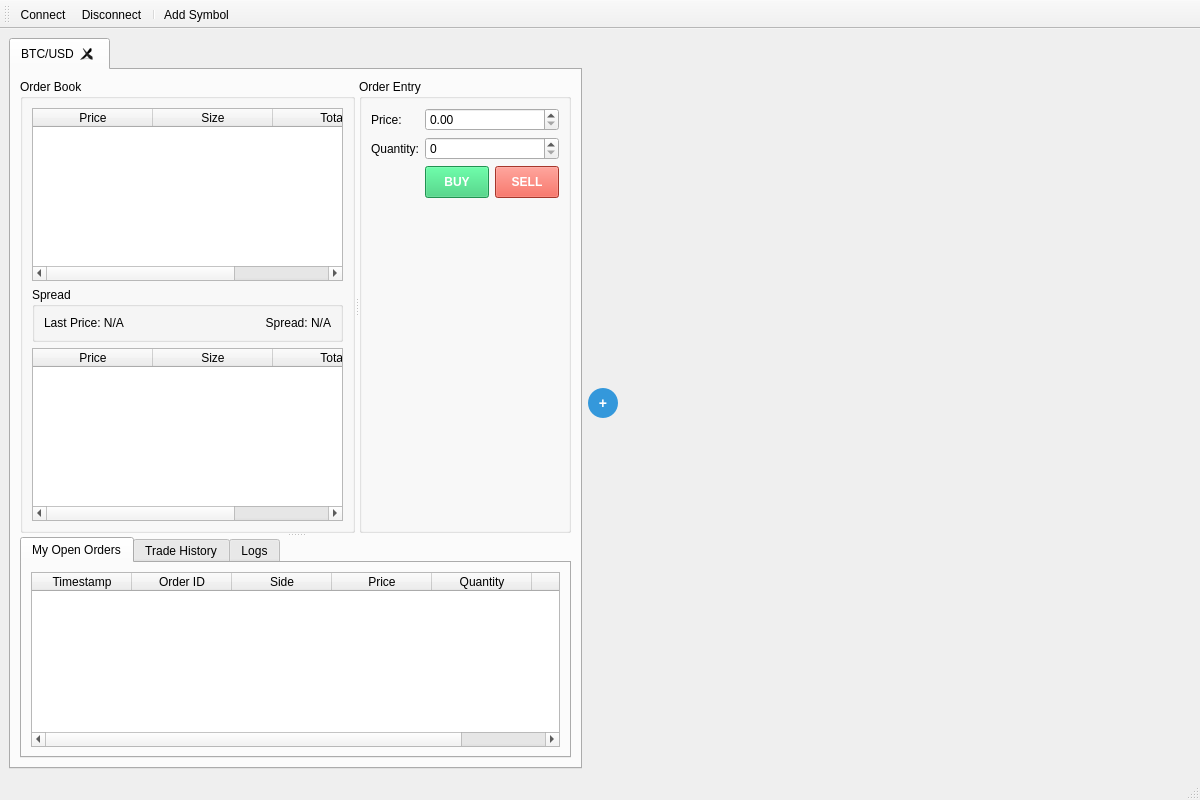
This is gui/src/mainwindow.ui in ishmaelaqsar/matching-engine as Qt 5 draws it before an edit. The edited form follows.
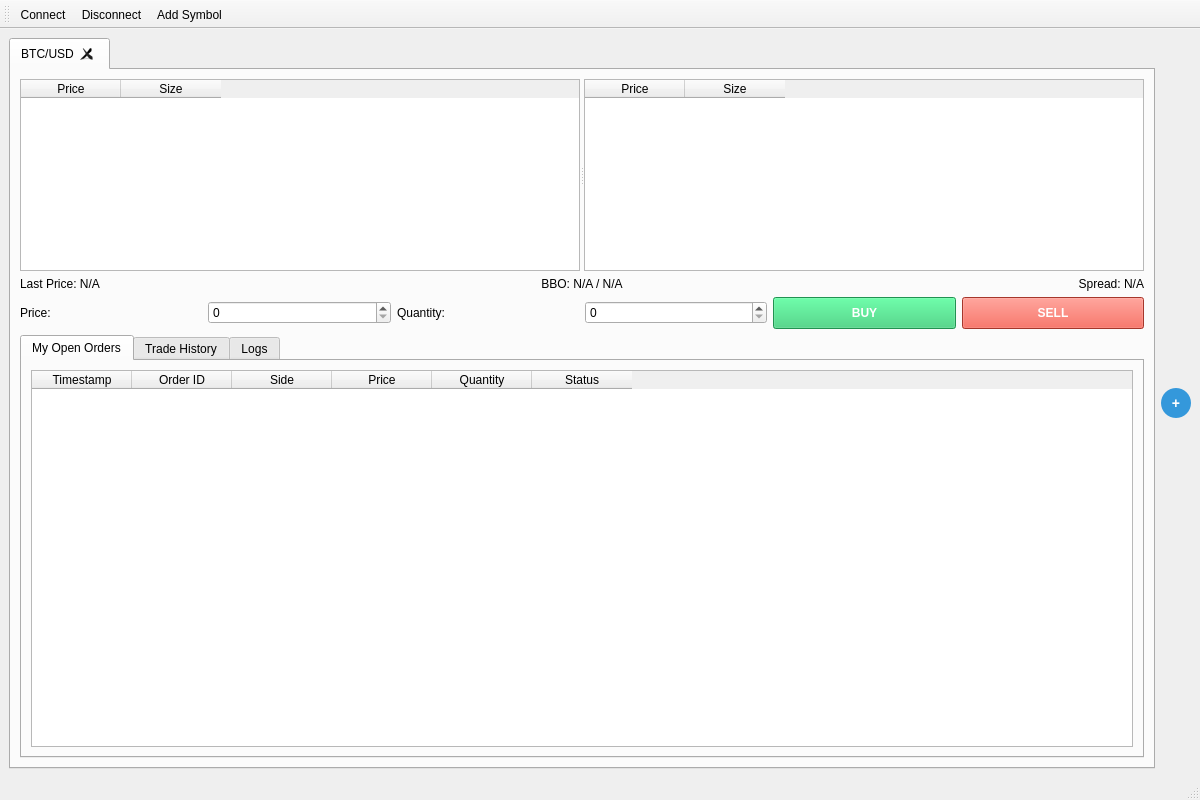
This is the edited form.

Diff of the .ui file:
```diff
--- a/gui/src/mainwindow.ui
+++ b/gui/src/mainwindow.ui
@@ -14,8 +14,6 @@
             <string>Trading Terminal</string>
         </property>
         <widget class="QWidget" name="centralwidget">
-            <layout class="QHBoxLayout" name="horizontalLayout">
-                <item>
                     <layout class="QVBoxLayout" name="mainVerticalLayout">
                         <item>
                             <layout class="QHBoxLayout" name="tabControlLayout">
@@ -36,27 +34,31 @@
                                             </attribute>
                                             <layout class="QVBoxLayout" name="verticalLayout_2">
                                                 <item>
-                                                    <widget class="QSplitter" name="mainSplitter">
-                                                        <property name="orientation">
-                                                            <enum>Qt::Vertical</enum>
-                                                        </property>
-                                                        <widget class="QSplitter" name="topSplitter">
+                                            <widget class="QSplitter" name="orderBookSplitter">
                                                             <property name="orientation">
                                                                 <enum>Qt::Horizontal</enum>
                                                             </property>
-                                                            <widget class="QGroupBox" name="orderBookGroup">
-                                                                <property name="title">
-                                                                    <string>Order Book</string>
-                                                                </property>
-                                                                <layout class="QVBoxLayout" name="verticalLayout">
-                                                                    <item>
+                                                <!-- Bids Table -->
+                                                <widget class="QTableWidget" name="bidsTable">
+                                                    <property name="styleSheet">
+                                                        <string notr="true">QTableWidget { color: #2ecc71; }</string>
+                                                    </property>
+                                                    <column>
+                                                        <property name="text">
+                                                            <string>Price</string>
+                                                        </property>
+                                                    </column>
+                                                    <column>
+                                                        <property name="text">
+                                                            <string>Size</string>
+                                                        </property>
+                                                    </column>
+                                                </widget>
+                                                <!-- Asks Table -->
                                                                         <widget class="QTableWidget" name="asksTable">
                                                                             <property name="styleSheet">
                                                                                 <string notr="true">QTableWidget { color: #e74c3c; }</string>
                                                                             </property>
-                                                                            <attribute name="horizontalHeaderDefaultSectionSize">
-                                                                                <number>120</number>
-                                                                            </attribute>
                                                                             <column>
                                                                                 <property name="text">
                                                                                     <string>Price</string>
@@ -67,19 +69,12 @@
                                                                                     <string>Size</string>
                                                                                 </property>
                                                                             </column>
-                                                                            <column>
-                                                                                <property name="text">
-                                                                                    <string>Total</string>
-                                                                                </property>
-                                                                            </column>
-                                                                        </widget>
-                                                                    </item>
+                                                </widget>
+                                            </widget>
+                                        </item>
+                                        <!-- Summary labels under orderbooks -->
                                                                     <item>
-                                                                        <widget class="QGroupBox" name="spreadGroup">
-                                                                            <property name="title">
-                                                                                <string>Spread</string>
-                                                                            </property>
-                                                                            <layout class="QHBoxLayout" name="horizontalLayout_3">
+                                            <layout class="QHBoxLayout" name="summaryLayout">
                                                                                 <item>
                                                                                     <widget class="QLabel" name="lastPriceLabel">
                                                                                         <property name="text">
@@ -87,84 +82,59 @@
                                                                                         </property>
                                                                                     </widget>
                                                                                 </item>
+                                                <item>
+                                                    <widget class="QLabel" name="bboLabel">
+                                                        <property name="text">
+                                                            <string>BBO: N/A / N/A</string>
+                                                        </property>
+                                                        <property name="alignment">
+                                                            <set>Qt::AlignHCenter|Qt::AlignVCenter</set>
+                                                        </property>
+                                                    </widget>
+                                                </item>
                                                                                 <item>
                                                                                     <widget class="QLabel" name="spreadLabel">
                                                                                         <property name="text">
                                                                                             <string>Spread: N/A</string>
                                                                                         </property>
                                                                                         <property name="alignment">
-                                                                                            <set>Qt::AlignRight|Qt::AlignTrailing|Qt::AlignVCenter</set>
+                                                            <set>Qt::AlignRight|Qt::AlignVCenter</set>
                                                                                         </property>
                                                                                     </widget>
                                                                                 </item>
                                                                             </layout>
-                                                                        </widget>
-                                                                    </item>
+                                        </item>
+                                        <!-- Order entry form -->
                                                                     <item>
-                                                                        <widget class="QTableWidget" name="bidsTable">
-                                                                            <property name="styleSheet">
-                                                                                <string notr="true">QTableWidget { color: #2ecc71; }</string>
-                                                                            </property>
-                                                                            <attribute name="horizontalHeaderDefaultSectionSize">
-                                                                                <number>120</number>
-                                                                            </attribute>
-                                                                            <column>
-                                                                                <property name="text">
-                                                                                    <string>Price</string>
-                                                                                </property>
-                                                                            </column>
-                                                                            <column>
-                                                                                <property name="text">
-                                                                                    <string>Size</string>
-                                                                                </property>
-                                                                            </column>
-                                                                            <column>
-                                                                                <property name="text">
-                                                                                    <string>Total</string>
-                                                                                </property>
-                                                                            </column>
-                                                                        </widget>
-                                                                    </item>
-                                                                </layout>
-                                                            </widget>
-                                                            <widget class="QGroupBox" name="orderEntryGroup">
-                                                                <property name="title">
-                                                                    <string>Order Entry</string>
-                                                                </property>
-                                                                <layout class="QFormLayout" name="formLayout">
-                                                                    <item row="0" column="0">
+                                            <layout class="QHBoxLayout" name="orderEntryLayout">
+                                                <item>
                                                                         <widget class="QLabel" name="priceLabel">
                                                                             <property name="text">
                                                                                 <string>Price:</string>
                                                                             </property>
                                                                         </widget>
                                                                     </item>
-                                                                    <item row="0" column="1">
-                                                                        <widget class="QDoubleSpinBox" name="priceSpinBox">
-                                                                            <property name="decimals">
-                                                                                <number>2</number>
-                                                                            </property>
+                                                <item>
+                                                    <widget class="QSpinBox" name="priceSpinBox">
                                                                             <property name="maximum">
-                                                                                <double>99999999.990000003</double>
+                                                            <number>10000000</number>
                                                                             </property>
                                                                         </widget>
                                                                     </item>
-                                                                    <item row="1" column="0">
+                                                <item>
                                                                         <widget class="QLabel" name="qtyLabel">
                                                                             <property name="text">
                                                                                 <string>Quantity:</string>
                                                                             </property>
                                                                         </widget>
                                                                     </item>
-                                                                    <item row="1" column="1">
+                                                <item>
                                                                         <widget class="QSpinBox" name="qtySpinBox">
                                                                             <property name="maximum">
-                                                                                <number>1000000000</number>
+                                                            <number>10000000</number>
                                                                             </property>
                                                                         </widget>
                                                                     </item>
-                                                                    <item row="2" column="1">
-                                                                        <layout class="QHBoxLayout" name="buySellLayout">
                                                                             <item>
                                                                                 <widget class="QPushButton" name="buyButton">
                                                                                     <property name="text">
@@ -187,9 +157,8 @@
                                                                             </item>
                                                                         </layout>
                                                                     </item>
-                                                                </layout>
-                                                            </widget>
-                                                        </widget>
+                                        <!-- User data tabs -->
+                                        <item>
                                                         <widget class="QTabWidget" name="userDataTabs">
                                                             <property name="currentIndex">
                                                                 <number>0</number>
@@ -291,7 +260,6 @@
                                                                 </layout>
                                                             </widget>
                                                         </widget>
-                                                    </widget>
                                                 </item>
                                             </layout>
                                         </widget>
@@ -337,21 +305,6 @@
                                         </property>
                                     </widget>
                                 </item>
-                                <item>
-                                    <spacer name="horizontalSpacer">
-                                        <property name="orientation">
-                                            <enum>Qt::Horizontal</enum>
-                                        </property>
-                                        <property name="sizeHint" stdset="0">
-                                            <size>
-                                                <width>40</width>
-                                                <height>20</height>
-                                            </size>
-                                        </property>
-                                    </spacer>
-                                </item>
-                            </layout>
-                        </item>
                     </layout>
                 </item>
             </layout>
@@ -364,12 +317,8 @@
             <attribute name="toolBarArea">
                 <enum>TopToolBarArea</enum>
             </attribute>
-            <attribute name="toolBarBreak">
-                <bool>false</bool>
-            </attribute>
             <addaction name="actionConnect"/>
             <addaction name="actionDisconnect"/>
-            <addaction name="separator"/>
             <addaction name="actionAddSymbol"/>
         </widget>
         <action name="actionConnect">
```
Left out of the diff: 50 changed lines with no effect on the pictures. Lines whose indentation alone changed are shown as unchanged.
